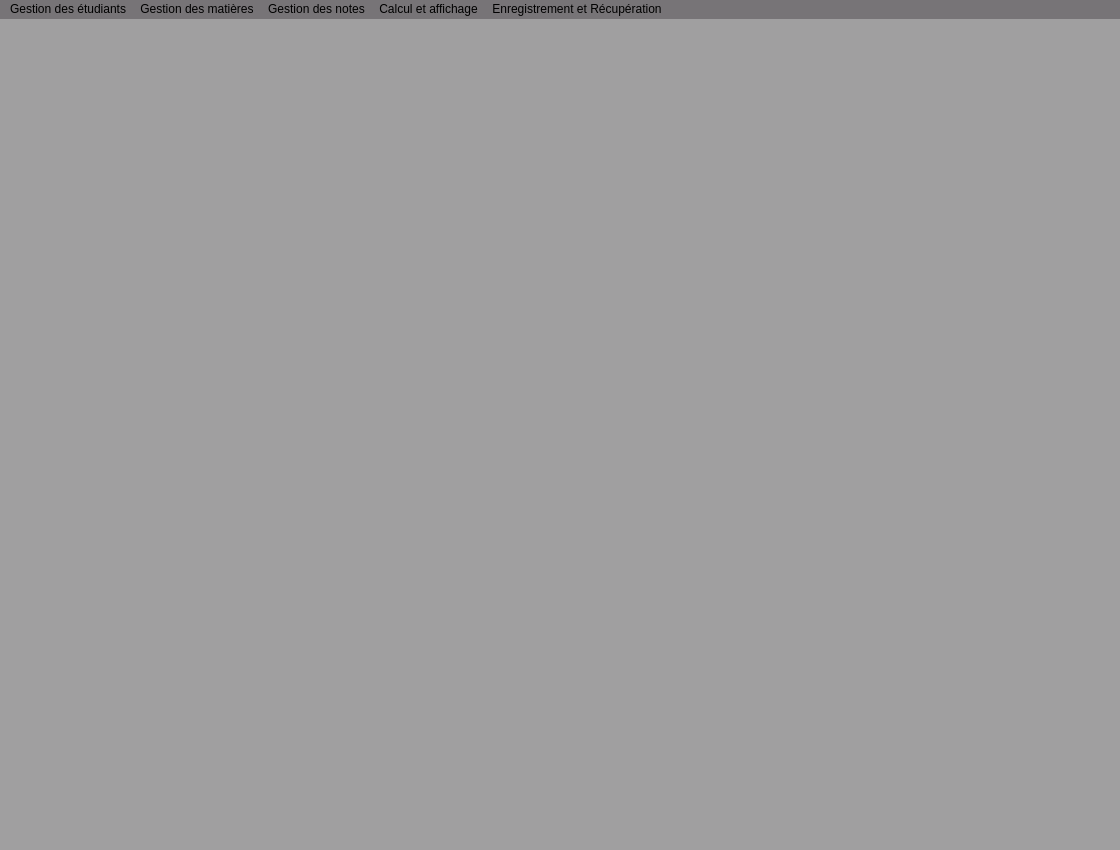
Old version of the form UI/MainWindow.ui in the repository ahmedhamila/Grade-Management.
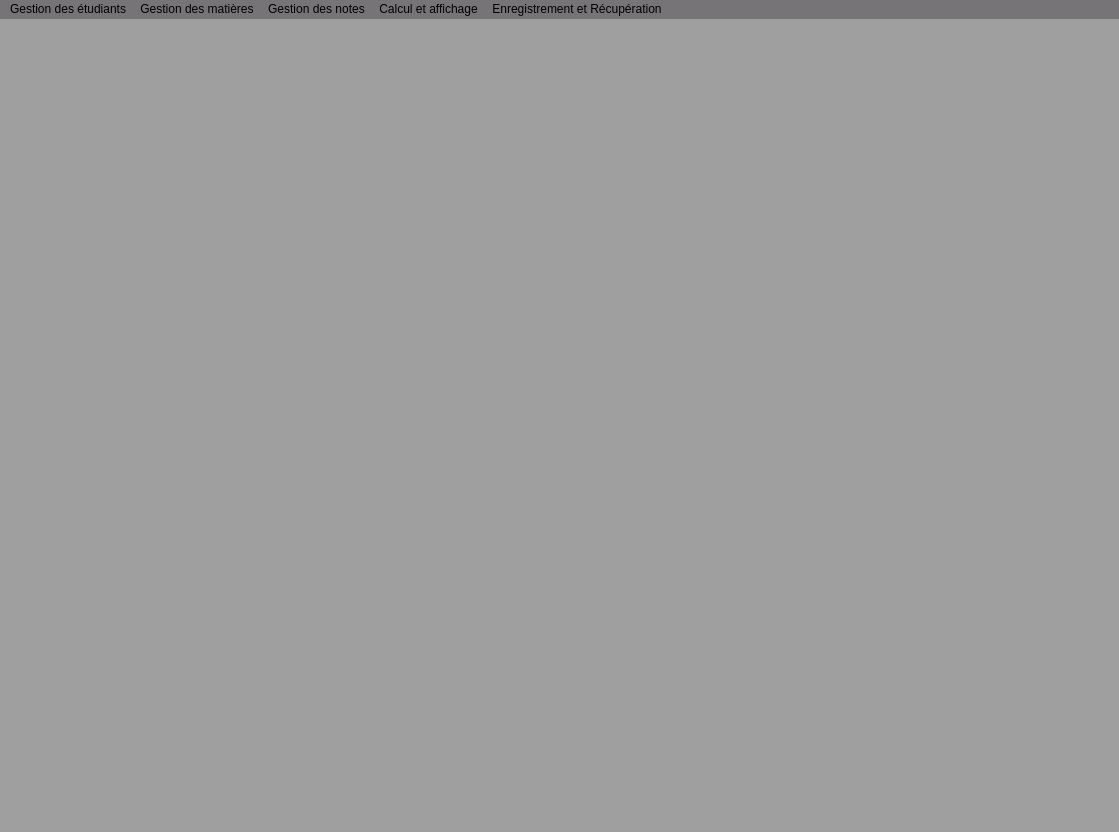
New version of the form. The open tabs and pages were chosen to show the change.

The edit to the form file:
```diff
--- a/UI/MainWindow.ui
+++ b/UI/MainWindow.ui
@@ -6,8 +6,8 @@
    <rect>
     <x>0</x>
     <y>0</y>
-    <width>1120</width>
-    <height>850</height>
+    <width>1119</width>
+    <height>832</height>
    </rect>
   </property>
   <property name="font">
@@ -47,7 +47,7 @@
     <rect>
      <x>0</x>
      <y>0</y>
-     <width>1120</width>
+     <width>1119</width>
      <height>24</height>
     </rect>
    </property>
```
Left out of the diff: 15 changed lines with no effect on the pictures.
